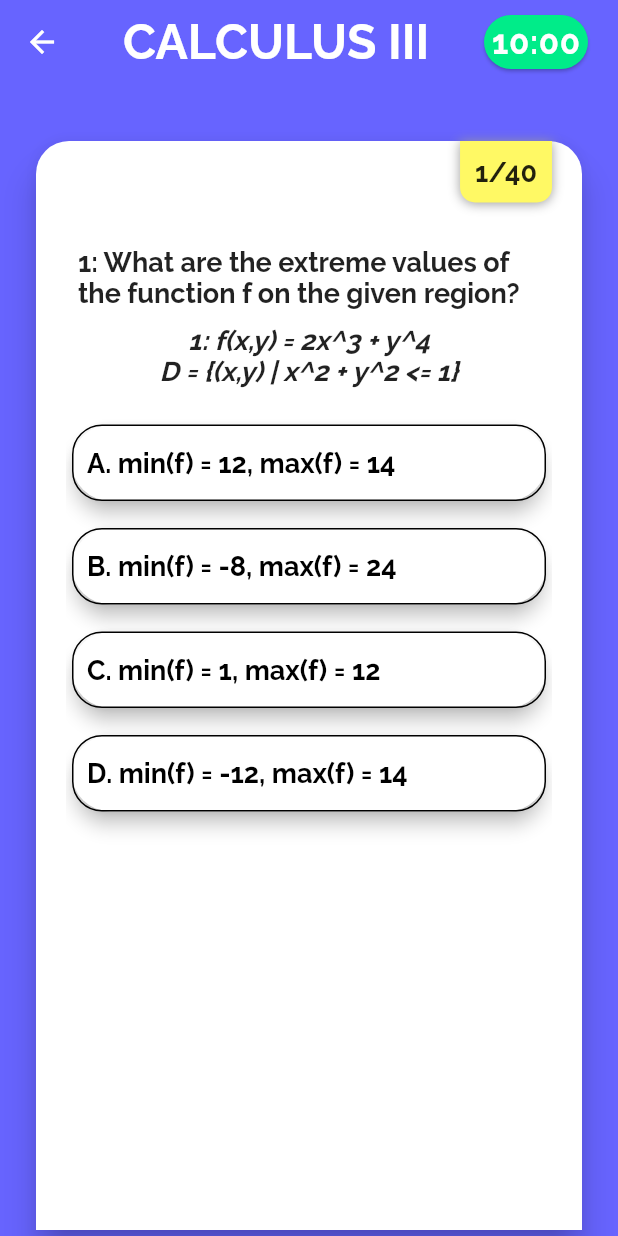
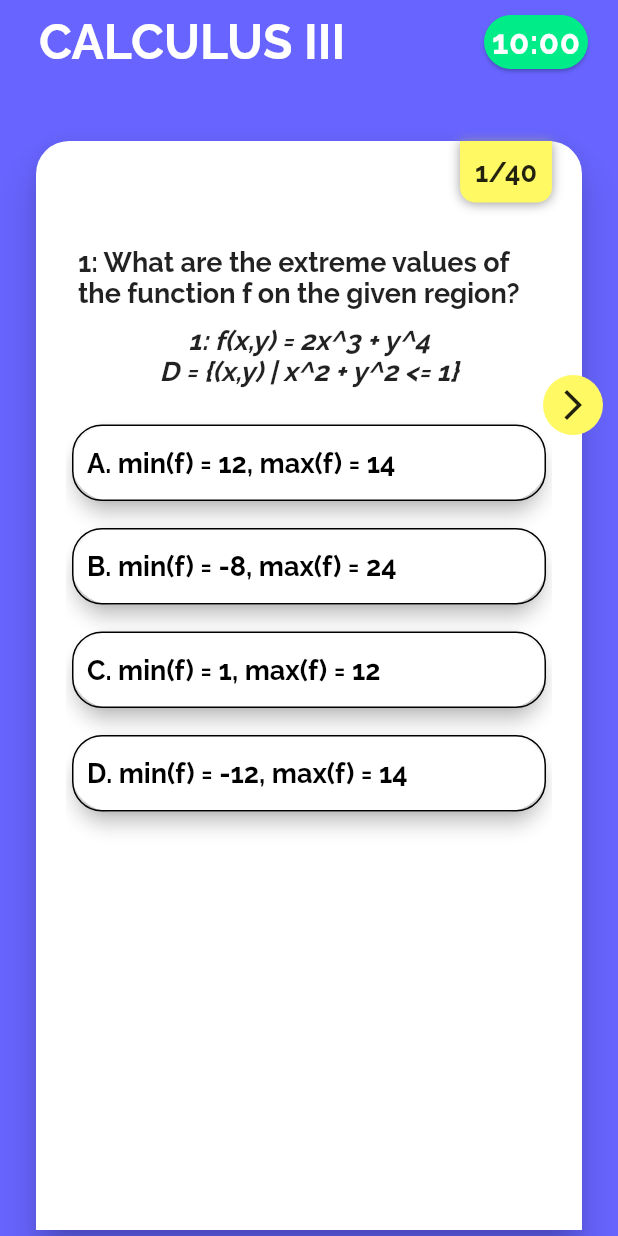
Before and after one commit to CS426FinalProject/eazylearn-frontend, a Flutter app: the TestScreen screen opened directly, on a phone screen of 412 x 824 dp. Run offline on Flutter 3.47's test engine with Material 2 defaults, Android fonts, the light colour scheme and no system bars.

Commit message:
next & back button added to test screen

```diff
--- a/lib/main.dart
+++ b/lib/main.dart
@@ -14,7 +14,7 @@ class MyApp extends StatelessWidget {
     return MaterialApp(
       title: 'Flutter Demo',
       theme: ThemeData(primarySwatch: Colors.blue, fontFamily: 'Raleway'),
-      home: HomeScreen(),
+      home: TestScreen(),
     );
   }
 }
--- a/lib/screens/test_info_screen.dart
+++ b/lib/screens/test_info_screen.dart
@@ -143,7 +143,7 @@ class _TestInfoScreenState extends State<TestInfoScreen> {
                 "Calculus III",
               ),
               style: TextStyle(
-                  fontSize: init ? 55 : 35,
+                  fontSize: init ? 60 : 35,
                   fontWeight: FontWeight.bold,
                   fontFamily: 'Raleway'),
             )),
--- a/lib/screens/test_screen.dart
+++ b/lib/screens/test_screen.dart
@@ -17,7 +17,7 @@ class TestScreen extends StatefulWidget {
 
 class _TestScreenState extends State<TestScreen> {
   QuestionPickerController pickerController = QuestionPickerController();
-  PageController controller = PageController();
+  PageController pageController = PageController();
   int currentQuestion;
   Test test;
   List<int> userChoices;
@@ -47,12 +47,14 @@ class _TestScreenState extends State<TestScreen> {
   @override
   void dispose() {
     super.dispose();
-    controller.dispose();
+    pageController.dispose();
   }
 
   @override
   Widget build(BuildContext context) {
-    return Stack(
+    return Scaffold(
+      backgroundColor: Colors.transparent,
+      body: Stack(
         children: <Widget>[
           DecoratedBox(
             decoration: BoxDecoration(color: primaryColor),
@@ -111,7 +113,7 @@ class _TestScreenState extends State<TestScreen> {
                       Padding(
                           padding: const EdgeInsets.fromLTRB(20, 70, 20, 20),
                           child: PageView.builder(
-                          controller: controller,
+                            controller: pageController,
                             onPageChanged: (index) =>
                                 setState(() => currentQuestion = index),
                             itemBuilder: (context, index) => Column(
@@ -164,14 +166,66 @@ class _TestScreenState extends State<TestScreen> {
                         currentQuestion: currentQuestion,
                         userChoices: userChoices,
                         onQuestionChanged: (index) {
-                        controller.jumpToPage(index);
+                          pageController.jumpToPage(index);
                         },
                       ),
                     ],
                   )),
             ),
-        )
+          ),
+          Container(
+            margin: EdgeInsets.only(top: 250),
+            padding: EdgeInsets.only(left: 10, right: 10),
+            child: Wrap(
+              children: [
+                Row(
+                  crossAxisAlignment: CrossAxisAlignment.start,
+                  children: [
+                    if (currentQuestion > 0)
+                      Container(
+                          width: 40,
+                          height: 40,
+                          decoration: BoxDecoration(
+                              borderRadius: BorderRadius.circular(100),
+                              color: secondaryColor),
+                          child: Center(
+                            child: IconButton(
+                              icon: Icon(Icons.arrow_back_ios),
+                              onPressed: () {
+                                pageController.animateToPage(
+                                    currentQuestion - 1,
+                                    duration: Duration(milliseconds: 500),
+                                    curve: Curves.ease);
+                              },
+                            ),
+                          )),
+                    if (currentQuestion < test.questions.length - 1)
+                      Expanded(
+                          child: Align(
+                        alignment: Alignment.topRight,
+                        child: Container(
+                          width: 40,
+                          height: 40,
+                          decoration: BoxDecoration(
+                              borderRadius: BorderRadius.circular(100),
+                              color: secondaryColor),
+                          child: IconButton(
+                            icon: Icon(Icons.arrow_forward_ios),
+                            onPressed: () {
+                              pageController.animateToPage(currentQuestion + 1,
+                                  duration: Duration(milliseconds: 500),
+                                  curve: Curves.ease);
+                            },
+                          ),
+                        ),
+                      ))
                   ],
+                ),
+              ],
+            ),
+          ),
+        ],
+      ),
     );
   }
 }
--- a/lib/utility/question_picker.dart
+++ b/lib/utility/question_picker.dart
@@ -41,7 +41,9 @@ class _QuestionPickerState extends State<QuestionPicker> {
       Container(
         padding: EdgeInsets.only(right: 20),
         alignment: Alignment.centerRight,
-        child: DecoratedBox(
+        child: AnimatedContainer(
+            duration: Duration(milliseconds: 700),
+            curve: Curves.ease,
             decoration: BoxDecoration(
               borderRadius: isDropdown
                   ? null
```
Lines whose indentation alone changed are shown as unchanged.
